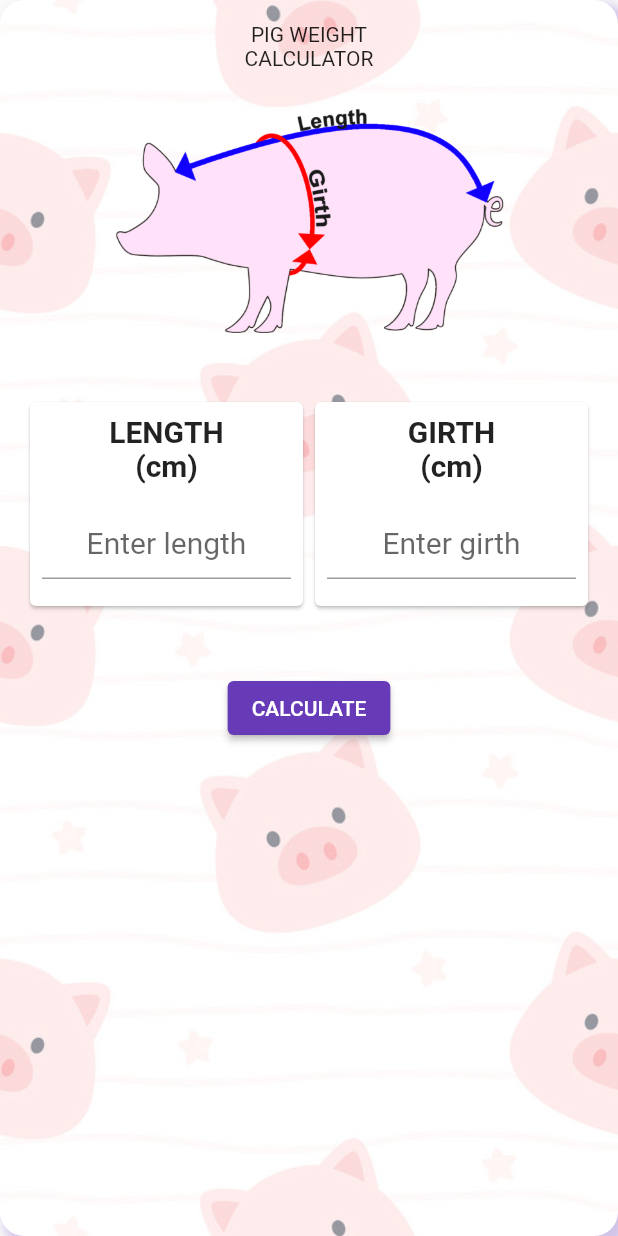
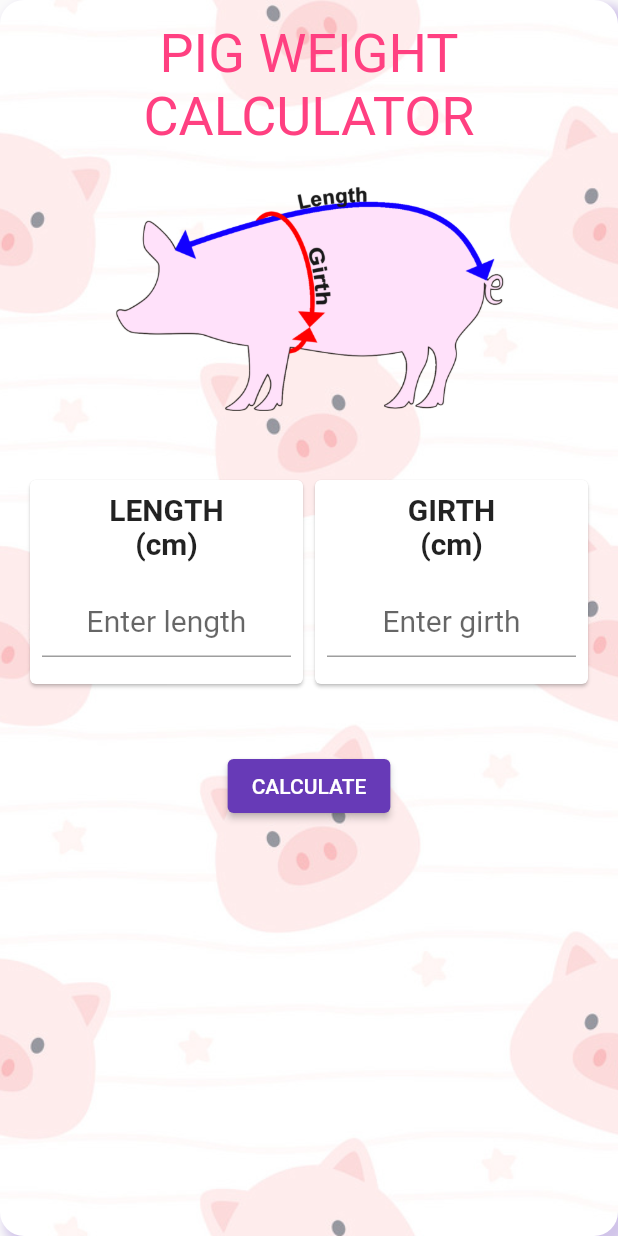
Before and after one commit to toeyln/midterm_620710378, a Flutter app: the screen it shows after launch, on a phone screen of 412 x 824 dp. Run offline on Flutter 3.47's test engine with Material 2 defaults, Android fonts, the phone set to English and light mode, and no system bars.

Commit message:
Update main.dart

```diff
--- a/lib/main.dart
+++ b/lib/main.dart
@@ -61,8 +61,14 @@ class HomePage extends StatelessWidget {
                 child: Column(
                   crossAxisAlignment: CrossAxisAlignment.center,
                   children: [
-                    const Text('PIG WEIGHT'),
-                    const Text('CALCULATOR'),
+                     Text('PIG WEIGHT',
+                    style: TextStyle(
+                        fontSize: 36.0,
+                        color: Colors.pinkAccent.shade200)),
+                    Text('CALCULATOR',
+                        style: TextStyle(
+                            fontSize: 36.0,
+                            color: Colors.pinkAccent.shade200)),
                   ],
                 ),
               ),
```
